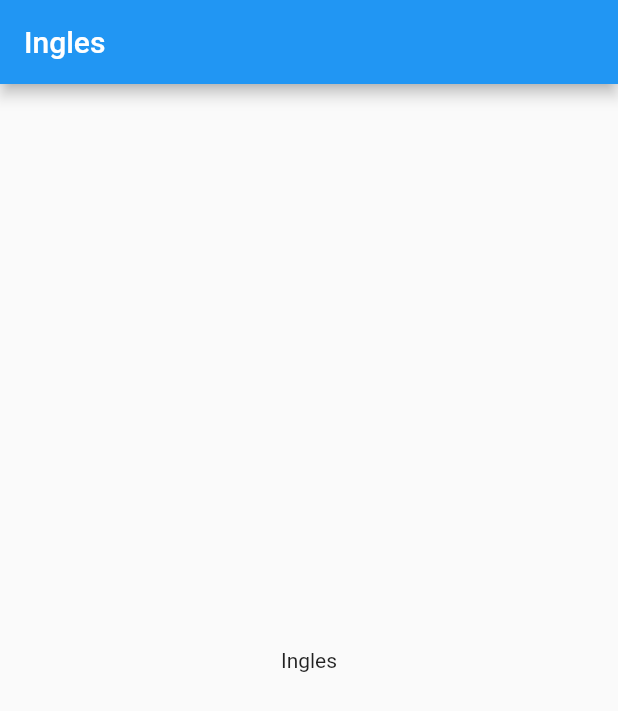
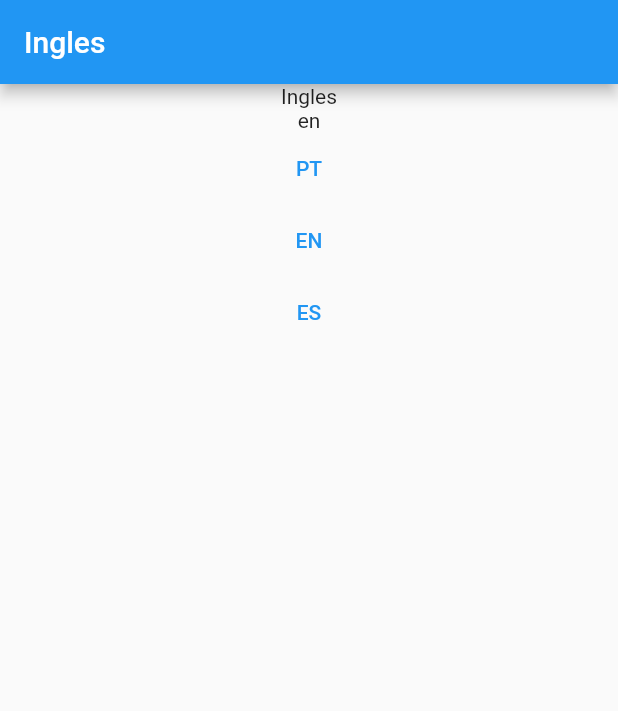
Before and after one commit to JoceliPacheco/flutter_books, a Flutter app: the screen it shows after launch, on a phone screen of 412 x 824 dp. Shown: the top 711 px of the screen. Run offline on Flutter 3.47's test engine with Material 2 defaults, Android fonts, the phone set to English and light mode, and no system bars; our stand-ins replace dio, flutter_mobx, flutter_modular, mobx, sqflite; accounts and stored records are empty; generated files the repository leaves out were written again.

Commit message:
feat(app): multilanguage

```diff
--- a/lib/src/core/app_controller.dart
+++ b/lib/src/core/app_controller.dart
@@ -9,6 +9,15 @@ class AppController = AppControllerBase with _$AppController;
 abstract class AppControllerBase with Store {
   DatabaseManager databaseManager = Modular.get();
 
+  @observable
+  String lang = 'en';
+
+  @action
+  setLang(String newLanguage) {
+    print(newLanguage);
+    lang = newLanguage;
+  }
+
   Future<bool> init() async {
     await _initDatabase();
     return true;
--- a/lib/src/core/app_module.dart
+++ b/lib/src/core/app_module.dart
@@ -16,7 +16,7 @@ class AppModule extends Module {
   List<ModularRoute> get routes => [
         ChildRoute(
           '/',
-          child: (context, args) => const HomePage(),
+          child: (context, args) => HomePage(),
         )
       ];
 }
--- a/lib/src/core/app_widget.dart
+++ b/lib/src/core/app_widget.dart
@@ -1,11 +1,12 @@
 import 'package:flutter/material.dart';
 import 'package:flutter_books/src/core/app_controller.dart';
+import 'package:flutter_mobx/flutter_mobx.dart';
 import 'package:flutter_modular/flutter_modular.dart';
 import 'package:flutter_localizations/flutter_localizations.dart';
 import 'package:flutter_gen/gen_l10n/app_localizations.dart';
 
 class AppWidget extends StatelessWidget {
-  const AppWidget({super.key});
+  AppWidget({super.key});
 
   @override
   Widget build(BuildContext context) {
@@ -16,7 +17,7 @@ class AppWidget extends StatelessWidget {
         future: controller.init(),
         builder: (_, AsyncSnapshot<bool> snapshot) {
           if (snapshot.hasData) {
-            return _buildApp(context);
+            return _buildApp(context, controller);
           }
           return const Center(
             child: CircularProgressIndicator(),
@@ -26,7 +27,7 @@ class AppWidget extends StatelessWidget {
     );
   }
 
-  Widget _buildApp(BuildContext context) {
+  Widget _buildApp(BuildContext context, AppController controller) {
     return MaterialApp.router(
       title: 'Flutter books',
       theme: ThemeData(primarySwatch: Colors.blue),
@@ -45,16 +46,22 @@ class AppWidget extends StatelessWidget {
         Locale('pt', 'BR'),
       ],
       builder: (BuildContext context, Widget? child) => Material(
-        child: _buildLocale(context, child),
+        child: _buildLocale(context, controller, child),
       ),
     );
   }
 
-  Widget _buildLocale(BuildContext context, Widget? child) {
-    return Localizations.override(
-      context: context,
-      locale: const Locale('en'),
-      child: child,
+  Widget _buildLocale(
+    BuildContext context,
+    AppController controller,
+    Widget? child,
+  ) {
+    return Observer(
+      builder: (ctx) => Localizations.override(
+        context: ctx,
+        locale: Locale(controller.lang),
+        child: child,
+      ),
     );
   }
 }
--- a/lib/src/modules/home/home_page.dart
+++ b/lib/src/modules/home/home_page.dart
@@ -1,8 +1,14 @@
 import 'package:flutter/material.dart';
+import 'package:flutter_books/src/core/app_controller.dart';
 import 'package:flutter_gen/gen_l10n/app_localizations.dart';
+import 'package:flutter_mobx/flutter_mobx.dart';
+import 'package:flutter_modular/flutter_modular.dart';
 
+// ignore: must_be_immutable
 class HomePage extends StatelessWidget {
-  const HomePage({super.key});
+  AppController controller = Modular.get();
+
+  HomePage({super.key});
 
   @override
   Widget build(BuildContext context) {
@@ -10,8 +16,19 @@ class HomePage extends StatelessWidget {
       appBar: AppBar(
         title: Text(AppLocalizations.of(context)!.idioma),
       ),
-      body: Center(
-        child: Text(AppLocalizations.of(context)!.idioma),
+      body: Column(
+        children: [
+          Center(
+            child: Text(AppLocalizations.of(context)!.idioma),
+          ),
+          Observer(builder: (context) => Text(controller.lang)),
+          TextButton(
+              onPressed: () => controller.setLang('pt'), child: Text('PT')),
+          TextButton(
+              onPressed: () => controller.setLang('en'), child: Text('EN')),
+          TextButton(
+              onPressed: () => controller.setLang('es'), child: Text('ES')),
+        ],
       ),
     );
   }
```
Also changed, not shown: lib/src/core/app_controller.g.dart, 1 other file.
